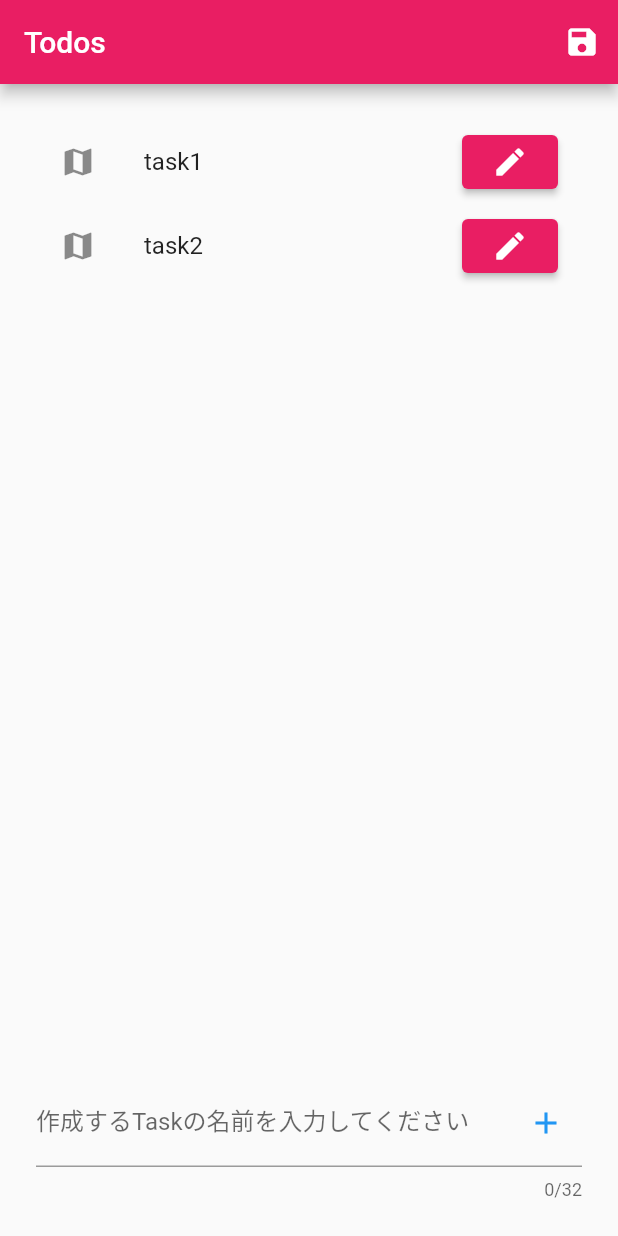
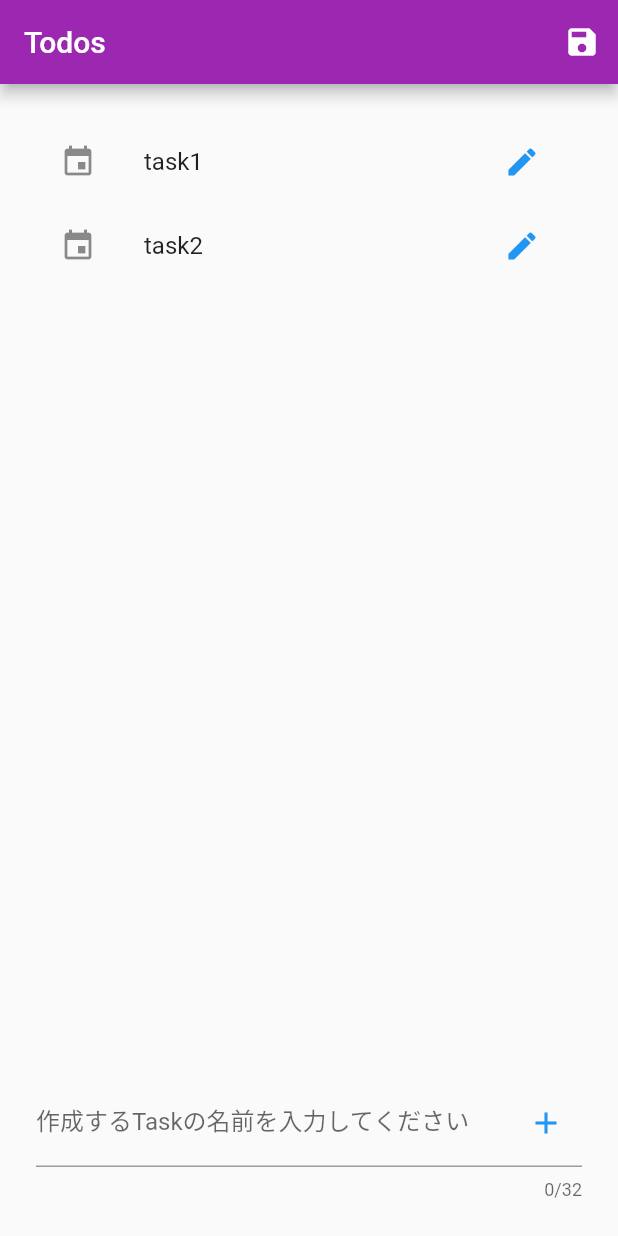
Before and after one commit to LTKSK/fodo_app, a Flutter app: the screen it shows after launch, on a phone screen of 412 x 824 dp. Run offline on Flutter 3.47's test engine with Material 2 defaults, Android fonts, the phone set to English and light mode, and no system bars.

Commit message:
mod: 見た目を更新

```diff
--- a/lib/main.dart
+++ b/lib/main.dart
@@ -14,7 +14,7 @@ class MyApp extends StatelessWidget {
     return MaterialApp(
       title: 'Flutter Demo',
       theme: ThemeData(
-        primarySwatch: Colors.pink,
+        primarySwatch: Colors.purple,
       ),
       home: const TaskList(),
     );
--- a/lib/pages/task_list/task_list.dart
+++ b/lib/pages/task_list/task_list.dart
@@ -18,9 +18,11 @@ class TaskListState extends State<TaskList> {
   List<Widget> _makeTaskWidgets() {
     return tasks.map((task) {
       return ListTile(
-          trailing: ElevatedButton(
-              onPressed: () => {}, child: const Icon(Icons.edit)),
-          leading: const Icon(Icons.map),
+          trailing: IconButton(
+              onPressed: () => {},
+              icon: const Icon(Icons.edit),
+              color: Colors.blue),
+          leading: const Icon(Icons.event),
           title: Text(task.title));
     }).toList();
   }
```
